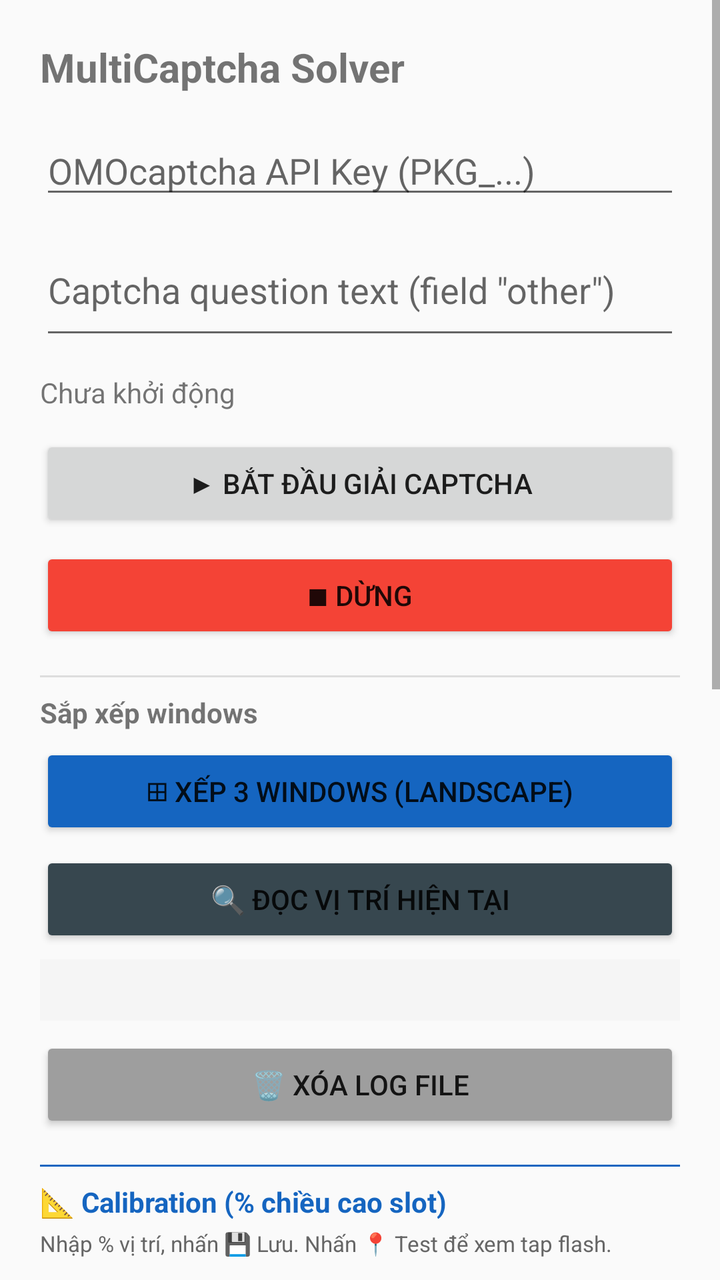
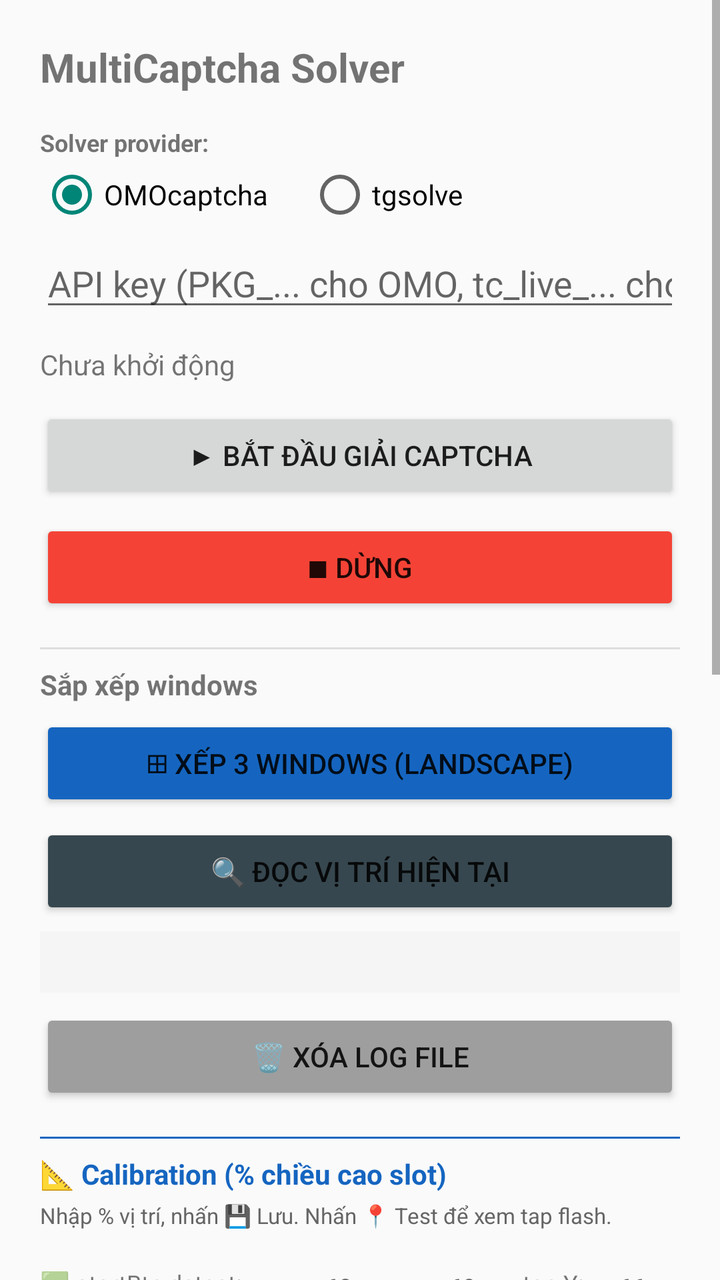

The first picture is an Android layout as it rendered before a commit; the second is the same layout after the commit. The layout source and the unified diff follow.
<!-- AndroidManifest.xml: application theme Theme.AppCompat.Light.DarkActionBar -->
<!-- res/layout/activity_main.xml -->
<?xml version="1.0" encoding="utf-8"?>
<ScrollView xmlns:android="http://schemas.android.com/apk/res/android"
    android:layout_width="match_parent"
    android:layout_height="match_parent">

    <LinearLayout
        android:layout_width="match_parent"
        android:layout_height="wrap_content"
        android:orientation="vertical"
        android:padding="20dp">

        <TextView
            android:layout_width="wrap_content"
            android:layout_height="wrap_content"
            android:text="MultiCaptcha Solver"
            android:textSize="20sp"
            android:textStyle="bold"
            android:layout_marginBottom="16dp"/>

        <EditText
            android:id="@+id/etApiKey"
            android:layout_width="match_parent"
            android:layout_height="wrap_content"
            android:hint="OMOcaptcha API Key (PKG_...)"
            android:inputType="text"
            android:singleLine="true"
            android:layout_marginBottom="8dp"/>

        <EditText
            android:id="@+id/etCaptchaOther"
            android:layout_width="match_parent"
            android:layout_height="wrap_content"
            android:hint="Captcha question text (field &quot;other&quot;)"
            android:inputType="textMultiLine"
            android:minLines="2"
            android:maxLines="4"
            android:layout_marginBottom="12dp"/>

        <TextView
            android:id="@+id/tvStatus"
            android:layout_width="wrap_content"
            android:layout_height="wrap_content"
            android:text="Chưa khởi động"
            android:layout_marginBottom="12dp"/>

        <Button
            android:id="@+id/btnStart"
            android:layout_width="match_parent"
            android:layout_height="wrap_content"
            android:text="▶ Bắt đầu giải captcha"
            android:layout_marginBottom="8dp"/>

        <Button
            android:id="@+id/btnStop"
            android:layout_width="match_parent"
            android:layout_height="wrap_content"
            android:text="■ Dừng"
            android:backgroundTint="#F44336"
            android:layout_marginBottom="8dp"/>

        
        <View android:layout_width="match_parent" android:layout_height="1dp"
            android:background="#DDDDDD" android:layout_marginTop="8dp" android:layout_marginBottom="8dp"/>

        <TextView android:layout_width="wrap_content" android:layout_height="wrap_content"
            android:text="Sắp xếp windows" android:textStyle="bold" android:layout_marginBottom="6dp"/>

        <Button android:id="@+id/btnLayout" android:layout_width="match_parent"
            android:layout_height="wrap_content" android:text="⊞ Xếp 3 windows (landscape)"
            android:backgroundTint="#1565C0"/>

        <Button android:id="@+id/btnReadPos" android:layout_width="match_parent"
            android:layout_height="wrap_content" android:text="🔍 Đọc vị trí hiện tại"
            android:backgroundTint="#37474F" android:layout_marginTop="6dp"/>

        <TextView android:id="@+id/tvPosInfo" android:layout_width="match_parent"
            android:layout_height="wrap_content" android:textSize="11sp"
            android:fontFamily="monospace" android:layout_marginTop="6dp"
            android:padding="8dp" android:background="#F5F5F5"/>

        <Button android:id="@+id/btnClearLog" android:layout_width="match_parent"
            android:layout_height="wrap_content" android:text="🗑 Xóa log file"
            android:backgroundTint="#9E9E9E" android:layout_marginTop="8dp"/>

        
        <View android:layout_width="match_parent" android:layout_height="1dp"
            android:background="#1565C0" android:layout_marginTop="16dp" android:layout_marginBottom="8dp"/>

        <TextView android:layout_width="wrap_content" android:layout_height="wrap_content"
            android:text="📐 Calibration (% chiều cao slot)"
            android:textStyle="bold" android:textColor="#1565C0" android:layout_marginBottom="4dp"/>

        <TextView android:layout_width="wrap_content" android:layout_height="wrap_content"
            android:text="Nhập % vị trí, nhấn 💾 Lưu. Nhấn 📍 Test để xem tap flash."
            android:textSize="11sp" android:textColor="#666666" android:layout_marginBottom="10dp"/>

        
        <LinearLayout android:layout_width="match_parent" android:layout_height="wrap_content"
            android:orientation="horizontal" android:gravity="center_vertical" android:layout_marginBottom="6dp">
            <TextView android:layout_width="0dp" android:layout_height="wrap_content"
                android:layout_weight="1" android:text="🟩 startBtn detect:"
                android:textSize="12sp"/>
            <EditText android:id="@+id/etStartDetTop" android:layout_width="48dp"
                android:layout_height="wrap_content" android:inputType="numberDecimal"
                android:hint="60" android:textSize="12sp" android:textAlignment="center"/>
            <TextView android:layout_width="wrap_content" android:layout_height="wrap_content"
                android:text=" – " android:textSize="12sp"/>
            <EditText android:id="@+id/etStartDetBot" android:layout_width="48dp"
                android:layout_height="wrap_content" android:inputType="numberDecimal"
                android:hint="69" android:textSize="12sp" android:textAlignment="center"/>
            <TextView android:layout_width="wrap_content" android:layout_height="wrap_content"
                android:text="  tap Y:" android:textSize="12sp"/>
            <EditText android:id="@+id/etStartTapY" android:layout_width="48dp"
                android:layout_height="wrap_content" android:inputType="numberDecimal"
                android:hint="66" android:textSize="12sp" android:textAlignment="center"/>
        </LinearLayout>

        
        <LinearLayout android:layout_width="match_parent" android:layout_height="wrap_content"
            android:orientation="horizontal" android:gravity="center_vertical" android:layout_marginBottom="6dp">
            <TextView android:layout_width="0dp" android:layout_height="wrap_content"
                android:layout_weight="1" android:text="🟡 arrow → tap:"
                android:textSize="12sp"/>
            <TextView android:layout_width="wrap_content" android:layout_height="wrap_content"
                android:text="X:" android:textSize="12sp"/>
            <EditText android:id="@+id/etArrowTapX" android:layout_width="48dp"
                android:layout_height="wrap_content" android:inputType="numberDecimal"
                android:hint="89.3" android:textSize="12sp" android:textAlignment="center"/>
            <TextView android:layout_width="wrap_content" android:layout_height="wrap_content"
                android:text="  Y:" android:textSize="12sp"/>
            <EditText android:id="@+id/etArrowTapY" android:layout_width="48dp"
                android:layout_height="wrap_content" android:inputType="numberDecimal"
                android:hint="71" android:textSize="12sp" android:textAlignment="center"/>
        </LinearLayout>

        
        <LinearLayout android:layout_width="match_parent" android:layout_height="wrap_content"
            android:orientation="horizontal" android:gravity="center_vertical" android:layout_marginBottom="6dp">
            <TextView android:layout_width="0dp" android:layout_height="wrap_content"
                android:layout_weight="1" android:text="🟦 submitBtn detect:"
                android:textSize="12sp"/>
            <EditText android:id="@+id/etSubDetTop" android:layout_width="48dp"
                android:layout_height="wrap_content" android:inputType="numberDecimal"
                android:hint="76.2" android:textSize="12sp" android:textAlignment="center"/>
            <TextView android:layout_width="wrap_content" android:layout_height="wrap_content"
                android:text=" – " android:textSize="12sp"/>
            <EditText android:id="@+id/etSubDetBot" android:layout_width="48dp"
                android:layout_height="wrap_content" android:inputType="numberDecimal"
                android:hint="79" android:textSize="12sp" android:textAlignment="center"/>
            <TextView android:layout_width="wrap_content" android:layout_height="wrap_content"
                android:text="  tap Y:" android:textSize="12sp"/>
            <EditText android:id="@+id/etSubTapY" android:layout_width="48dp"
                android:layout_height="wrap_content" android:inputType="numberDecimal"
                android:hint="77.5" android:textSize="12sp" android:textAlignment="center"/>
        </LinearLayout>

        
        <LinearLayout android:layout_width="match_parent" android:layout_height="wrap_content"
            android:orientation="horizontal" android:gravity="center_vertical" android:layout_marginBottom="4dp">
            <TextView android:layout_width="0dp" android:layout_height="wrap_content"
                android:layout_weight="1" android:text="🟧 matchThis crop X:"
                android:textSize="12sp"/>
            <EditText android:id="@+id/etMatchLeft" android:layout_width="48dp"
                android:layout_height="wrap_content" android:inputType="numberDecimal"
                android:hint="25.5" android:textSize="12sp" android:textAlignment="center"/>
            <TextView android:layout_width="wrap_content" android:layout_height="wrap_content"
                android:text=" – " android:textSize="12sp"/>
            <EditText android:id="@+id/etMatchRight" android:layout_width="48dp"
                android:layout_height="wrap_content" android:inputType="numberDecimal"
                android:hint="48.5" android:textSize="12sp" android:textAlignment="center"/>
        </LinearLayout>

        
        <LinearLayout android:layout_width="match_parent" android:layout_height="wrap_content"
            android:orientation="horizontal" android:gravity="center_vertical" android:layout_marginBottom="6dp">
            <TextView android:layout_width="0dp" android:layout_height="wrap_content"
                android:layout_weight="1" android:text="🟧 matchThis crop Y:"
                android:textSize="12sp"/>
            <EditText android:id="@+id/etMatchTop" android:layout_width="48dp"
                android:layout_height="wrap_content" android:inputType="numberDecimal"
                android:hint="46" android:textSize="12sp" android:textAlignment="center"/>
            <TextView android:layout_width="wrap_content" android:layout_height="wrap_content"
                android:text=" – " android:textSize="12sp"/>
            <EditText android:id="@+id/etMatchBot" android:layout_width="48dp"
                android:layout_height="wrap_content" android:inputType="numberDecimal"
                android:hint="65" android:textSize="12sp" android:textAlignment="center"/>
        </LinearLayout>

        
        <LinearLayout android:layout_width="match_parent" android:layout_height="wrap_content"
            android:orientation="horizontal" android:gravity="center_vertical" android:layout_marginBottom="4dp">
            <TextView android:layout_width="0dp" android:layout_height="wrap_content"
                android:layout_weight="1" android:text="🟪 option crop X:"
                android:textSize="12sp"/>
            <EditText android:id="@+id/etOptLeft" android:layout_width="48dp"
                android:layout_height="wrap_content" android:inputType="numberDecimal"
                android:hint="48.5" android:textSize="12sp" android:textAlignment="center"/>
            <TextView android:layout_width="wrap_content" android:layout_height="wrap_content"
                android:text=" – " android:textSize="12sp"/>
            <EditText android:id="@+id/etOptRight" android:layout_width="48dp"
                android:layout_height="wrap_content" android:inputType="numberDecimal"
                android:hint="80" android:textSize="12sp" android:textAlignment="center"/>
        </LinearLayout>

        
        <LinearLayout android:layout_width="match_parent" android:layout_height="wrap_content"
            android:orientation="horizontal" android:gravity="center_vertical" android:layout_marginBottom="6dp">
            <TextView android:layout_width="0dp" android:layout_height="wrap_content"
                android:layout_weight="1" android:text="🟪 option crop Y:"
                android:textSize="12sp"/>
            <EditText android:id="@+id/etOptTop" android:layout_width="48dp"
                android:layout_height="wrap_content" android:inputType="numberDecimal"
                android:hint="46" android:textSize="12sp" android:textAlignment="center"/>
            <TextView android:layout_width="wrap_content" android:layout_height="wrap_content"
                android:text=" – " android:textSize="12sp"/>
            <EditText android:id="@+id/etOptBot" android:layout_width="48dp"
                android:layout_height="wrap_content" android:inputType="numberDecimal"
                android:hint="65" android:textSize="12sp" android:textAlignment="center"/>
        </LinearLayout>

        
        <LinearLayout android:layout_width="match_parent" android:layout_height="wrap_content"
            android:orientation="horizontal" android:gravity="center_vertical" android:layout_marginBottom="4dp">
            <TextView android:layout_width="0dp" android:layout_height="wrap_content"
                android:layout_weight="1" android:text="🟨 OCR question X:"
                android:textSize="12sp"/>
            <EditText android:id="@+id/etQLeft" android:layout_width="48dp"
                android:layout_height="wrap_content" android:inputType="numberDecimal"
                android:hint="24" android:textSize="12sp" android:textAlignment="center"/>
            <TextView android:layout_width="wrap_content" android:layout_height="wrap_content"
                android:text=" – " android:textSize="12sp"/>
            <EditText android:id="@+id/etQRight" android:layout_width="48dp"
                android:layout_height="wrap_content" android:inputType="numberDecimal"
                android:hint="93" android:textSize="12sp" android:textAlignment="center"/>
        </LinearLayout>

        
        <LinearLayout android:layout_width="match_parent" android:layout_height="wrap_content"
            android:orientation="horizontal" android:gravity="center_vertical" android:layout_marginBottom="6dp">
            <TextView android:layout_width="0dp" android:layout_height="wrap_content"
                android:layout_weight="1" android:text="🟨 OCR question Y:"
                android:textSize="12sp"/>
            <EditText android:id="@+id/etQTop" android:layout_width="48dp"
                android:layout_height="wrap_content" android:inputType="numberDecimal"
                android:hint="40" android:textSize="12sp" android:textAlignment="center"/>
            <TextView android:layout_width="wrap_content" android:layout_height="wrap_content"
                android:text=" – " android:textSize="12sp"/>
            <EditText android:id="@+id/etQBot" android:layout_width="48dp"
                android:layout_height="wrap_content" android:inputType="numberDecimal"
                android:hint="44.7" android:textSize="12sp" android:textAlignment="center"/>
        </LinearLayout>

        
        <LinearLayout android:layout_width="match_parent" android:layout_height="wrap_content"
            android:orientation="horizontal" android:gravity="center_vertical" android:layout_marginBottom="4dp">
            <TextView android:layout_width="0dp" android:layout_height="wrap_content"
                android:layout_weight="1" android:text="🟦 dots count X:"
                android:textSize="12sp"/>
            <EditText android:id="@+id/etDotsLeft" android:layout_width="48dp"
                android:layout_height="wrap_content" android:inputType="numberDecimal"
                android:hint="40" android:textSize="12sp" android:textAlignment="center"/>
            <TextView android:layout_width="wrap_content" android:layout_height="wrap_content"
                android:text=" – " android:textSize="12sp"/>
            <EditText android:id="@+id/etDotsRight" android:layout_width="48dp"
                android:layout_height="wrap_content" android:inputType="numberDecimal"
                android:hint="95" android:textSize="12sp" android:textAlignment="center"/>
        </LinearLayout>

        
        <LinearLayout android:layout_width="match_parent" android:layout_height="wrap_content"
            android:orientation="horizontal" android:gravity="center_vertical" android:layout_marginBottom="12dp">
            <TextView android:layout_width="0dp" android:layout_height="wrap_content"
                android:layout_weight="1" android:text="🟦 dots count Y:"
                android:textSize="12sp"/>
            <EditText android:id="@+id/etDotsTop" android:layout_width="48dp"
                android:layout_height="wrap_content" android:inputType="numberDecimal"
                android:hint="73.6" android:textSize="12sp" android:textAlignment="center"/>
            <TextView android:layout_width="wrap_content" android:layout_height="wrap_content"
                android:text=" – " android:textSize="12sp"/>
            <EditText android:id="@+id/etDotsBot" android:layout_width="48dp"
                android:layout_height="wrap_content" android:inputType="numberDecimal"
                android:hint="75.5" android:textSize="12sp" android:textAlignment="center"/>
        </LinearLayout>

        
        <LinearLayout android:layout_width="match_parent" android:layout_height="wrap_content"
            android:orientation="horizontal">
            <Button android:id="@+id/btnSaveCalib" android:layout_width="0dp"
                android:layout_height="wrap_content" android:layout_weight="1"
                android:text="💾 Lưu" android:backgroundTint="#2E7D32"
                android:layout_marginEnd="6dp"/>
            <Button android:id="@+id/btnResetCalib" android:layout_width="0dp"
                android:layout_height="wrap_content" android:layout_weight="1"
                android:text="🔁 Reset" android:backgroundTint="#E65100"
                android:layout_marginEnd="6dp"/>
            <Button android:id="@+id/btnTestTap" android:layout_width="0dp"
                android:layout_height="wrap_content" android:layout_weight="1"
                android:text="📍 Test tap" android:backgroundTint="#6A1B9A"/>
        </LinearLayout>

        <TextView android:layout_width="wrap_content" android:layout_height="wrap_content"
            android:text="Log: /storage/emulated/0/Download/solver_debug.txt"
            android:textSize="10sp" android:textColor="#888888" android:layout_marginTop="12dp"/>

        <TextView android:layout_width="wrap_content" android:layout_height="wrap_content"
            android:text="Slots: Slot0=a.baba  Slot1=a.dcdc  Slot2=a.fefe"
            android:textSize="10sp" android:textColor="#888888" android:layout_marginTop="4dp"/>

    </LinearLayout>
</ScrollView>
<!-- resources referenced by this layout -->
<resources>

</resources>

<!-- the commit's change to res/layout/activity_main.xml (unified diff, before → after) -->
@@ -17,23 +17,33 @@
             android:textStyle="bold"
             android:layout_marginBottom="16dp"/>
 
+        
+        <TextView android:layout_width="wrap_content" android:layout_height="wrap_content"
+            android:text="Solver provider:" android:textSize="12sp"
+            android:textStyle="bold" android:layout_marginBottom="2dp"/>
+
+        <RadioGroup
+            android:id="@+id/rgProvider"
+            android:layout_width="match_parent"
+            android:layout_height="wrap_content"
+            android:orientation="horizontal"
+            android:layout_marginBottom="6dp">
+            <RadioButton android:id="@+id/rbOmo"
+                android:layout_width="wrap_content" android:layout_height="wrap_content"
+                android:text="OMOcaptcha" android:checked="true"
+                android:layout_marginEnd="20dp"/>
+            <RadioButton android:id="@+id/rbTgsolve"
+                android:layout_width="wrap_content" android:layout_height="wrap_content"
+                android:text="tgsolve"/>
+        </RadioGroup>
+
         <EditText
             android:id="@+id/etApiKey"
             android:layout_width="match_parent"
             android:layout_height="wrap_content"
-            android:hint="OMOcaptcha API Key (PKG_...)"
+            android:hint="API key (PKG_... cho OMO, tc_live_... cho tgsolve)"
             android:inputType="text"
             android:singleLine="true"
-            android:layout_marginBottom="8dp"/>
-
-        <EditText
-            android:id="@+id/etCaptchaOther"
-            android:layout_width="match_parent"
-            android:layout_height="wrap_content"
-            android:hint="Captcha question text (field &quot;other&quot;)"
-            android:inputType="textMultiLine"
-            android:minLines="2"
-            android:maxLines="4"
             android:layout_marginBottom="12dp"/>
 
         <TextView
@@ -152,6 +162,27 @@
             <EditText android:id="@+id/etSubTapY" android:layout_width="48dp"
                 android:layout_height="wrap_content" android:inputType="numberDecimal"
                 android:hint="77.5" android:textSize="12sp" android:textAlignment="center"/>
+        </LinearLayout>
+
+        
+        <LinearLayout android:layout_width="match_parent" android:layout_height="wrap_content"
+            android:orientation="horizontal" android:gravity="center_vertical" android:layout_marginBottom="6dp">
+            <TextView android:layout_width="0dp" android:layout_height="wrap_content"
+                android:layout_weight="1" android:text="🟥 tryAgain detect:"
+                android:textSize="12sp"/>
+            <EditText android:id="@+id/etTryDetTop" android:layout_width="48dp"
+                android:layout_height="wrap_content" android:inputType="numberDecimal"
+                android:hint="69" android:textSize="12sp" android:textAlignment="center"/>
+            <TextView android:layout_width="wrap_content" android:layout_height="wrap_content"
+                android:text=" – " android:textSize="12sp"/>
+            <EditText android:id="@+id/etTryDetBot" android:layout_width="48dp"
+                android:layout_height="wrap_content" android:inputType="numberDecimal"
+                android:hint="72" android:textSize="12sp" android:textAlignment="center"/>
+            <TextView android:layout_width="wrap_content" android:layout_height="wrap_content"
+                android:text="  tap Y:" android:textSize="12sp"/>
+            <EditText android:id="@+id/etTryTapY" android:layout_width="48dp"
+                android:layout_height="wrap_content" android:inputType="numberDecimal"
+                android:hint="70.5" android:textSize="12sp" android:textAlignment="center"/>
         </LinearLayout>
 
         
